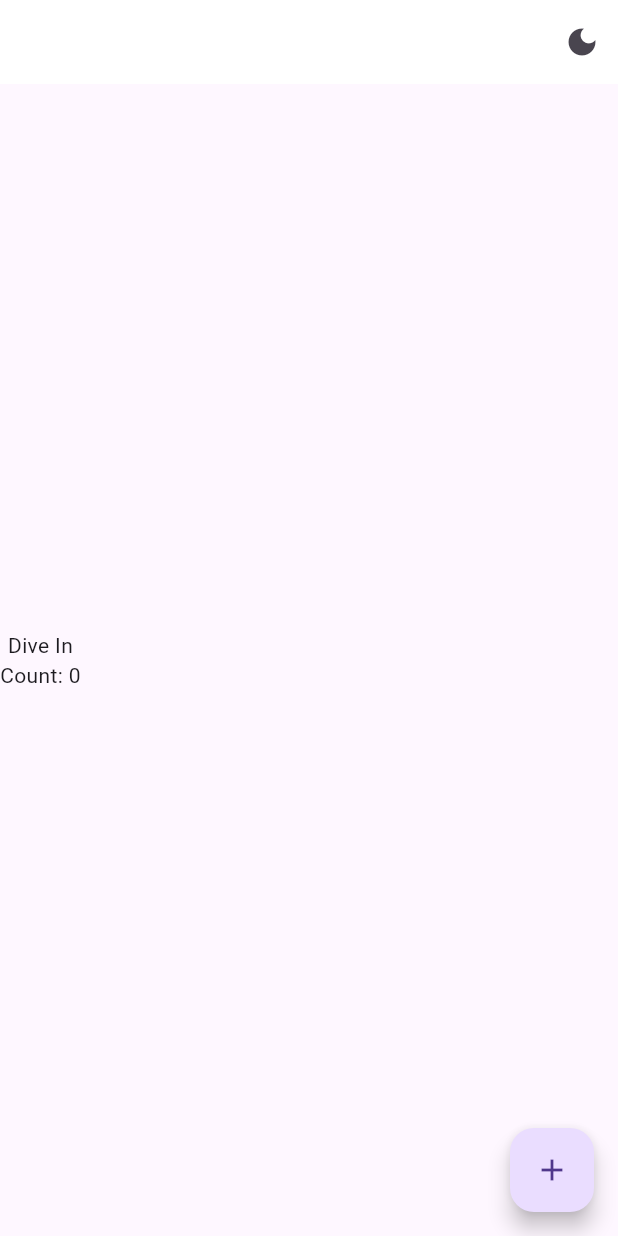
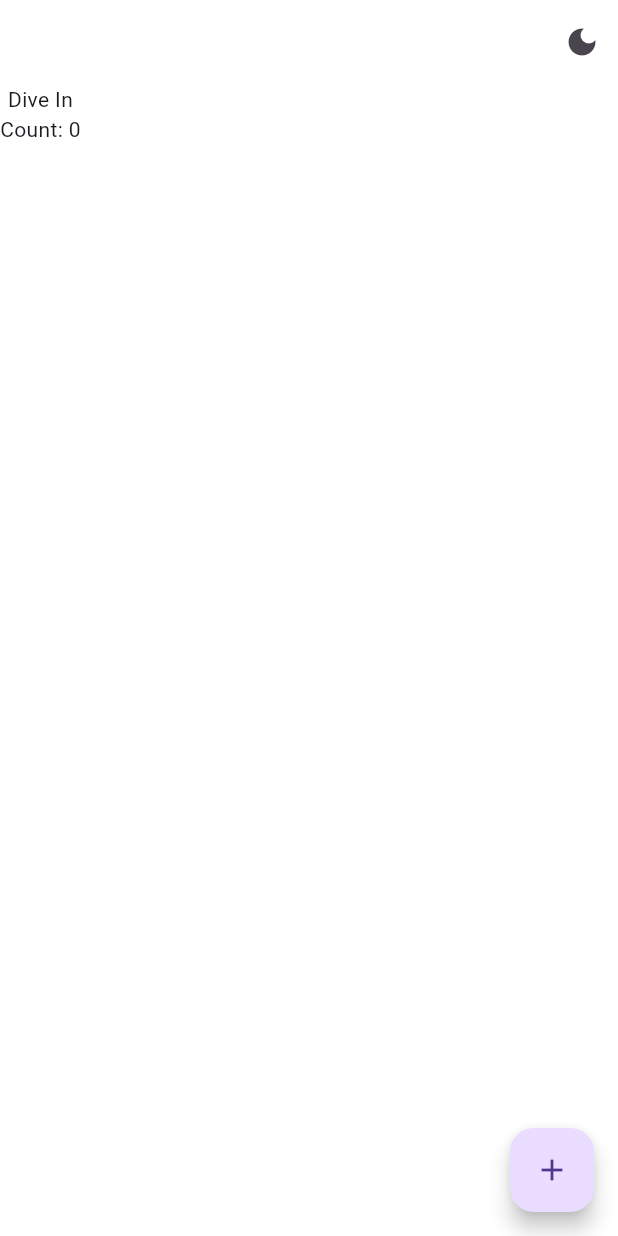
Before and after one commit to Legendary-Folah/dive_in, a Flutter app: the screen it shows after launch, on a phone screen of 412 x 824 dp. Run offline on Flutter 3.47's test engine with Material 3 defaults, Android fonts, the phone set to English and light mode, and no system bars; our stand-ins replace flutter_riverpod.

Commit message:
dark mode implemented

```diff
--- a/lib/home_page.dart
+++ b/lib/home_page.dart
@@ -1,4 +1,3 @@
-import 'package:dive_in_app/constants/colors.dart';
 import 'package:dive_in_app/logic/counter_provider.dart';
 import 'package:dive_in_app/logic/theme_provider.dart';
 import 'package:flutter/material.dart';
@@ -10,14 +9,13 @@ class MyHomePage extends ConsumerWidget {
   @override
   Widget build(BuildContext context, WidgetRef ref) {
     final count = ref.watch(counterProvider);
-    final darkMode = ref.watch(appThemeProvider);
+    final darkMode = ref.watch(themeProvider);
     return Scaffold(
       appBar: AppBar(
-        backgroundColor: ColorsConst.white,
         actions: [
           IconButton(
             onPressed: () {
-              ref.read(themeProvider);
+              ref.read(themeProvider.notifier).state = !darkMode;
             },
             icon: darkMode ? Icon(Icons.light_mode) : Icon(Icons.dark_mode),
           ),
@@ -25,7 +23,7 @@ class MyHomePage extends ConsumerWidget {
       ),
       body: SafeArea(
         child: Column(
-          mainAxisAlignment: MainAxisAlignment.center,
+          crossAxisAlignment: CrossAxisAlignment.center,
           children: [Text('Dive In'), Text('Count: $count')],
         ),
       ),
--- a/lib/logic/theme_provider.dart
+++ b/lib/logic/theme_provider.dart
@@ -2,14 +2,16 @@ import 'package:dive_in_app/constants/colors.dart';
 import 'package:flutter/material.dart';
 import 'package:flutter_riverpod/flutter_riverpod.dart';
 
-final appThemeProvider = StateProvider<bool>((ref) => false);
+final themeProvider = StateProvider<bool>((ref) {
+  return false;
+});
 
-final themeProvider = Provider<ThemeData>((ref) {
-  final isDarkMode = ref.watch(appThemeProvider);
+final appThemeProvider = Provider<ThemeData>((ref) {
+  final isDarkMode = ref.watch(themeProvider);
   return isDarkMode
       ? ThemeData.dark()
       : ThemeData.light().copyWith(
         scaffoldBackgroundColor: ColorsConst.white,
-        appBarTheme: AppBarTheme(color: ColorsConst.white),
+        appBarTheme: AppBarTheme(backgroundColor: ColorsConst.white),
       );
 });
--- a/lib/main.dart
+++ b/lib/main.dart
@@ -1,4 +1,5 @@
 import 'package:dive_in_app/home_page.dart';
+import 'package:dive_in_app/logic/theme_provider.dart';
 import 'package:flutter/material.dart';
 import 'package:flutter_riverpod/flutter_riverpod.dart';
 
@@ -6,11 +7,16 @@ void main() {
   runApp(ProviderScope(child: const MyApp()));
 }
 
-class MyApp extends StatelessWidget {
+class MyApp extends ConsumerWidget {
   const MyApp({super.key});
 
   @override
-  Widget build(BuildContext context) {
-    return MaterialApp(home: const MyHomePage());
+  Widget build(BuildContext context, WidgetRef ref) {
+    final theme = ref.watch(appThemeProvider);
+    return MaterialApp(
+      theme: theme,
+      debugShowCheckedModeBanner: false,
+      home: const MyHomePage(),
+    );
   }
 }
```
